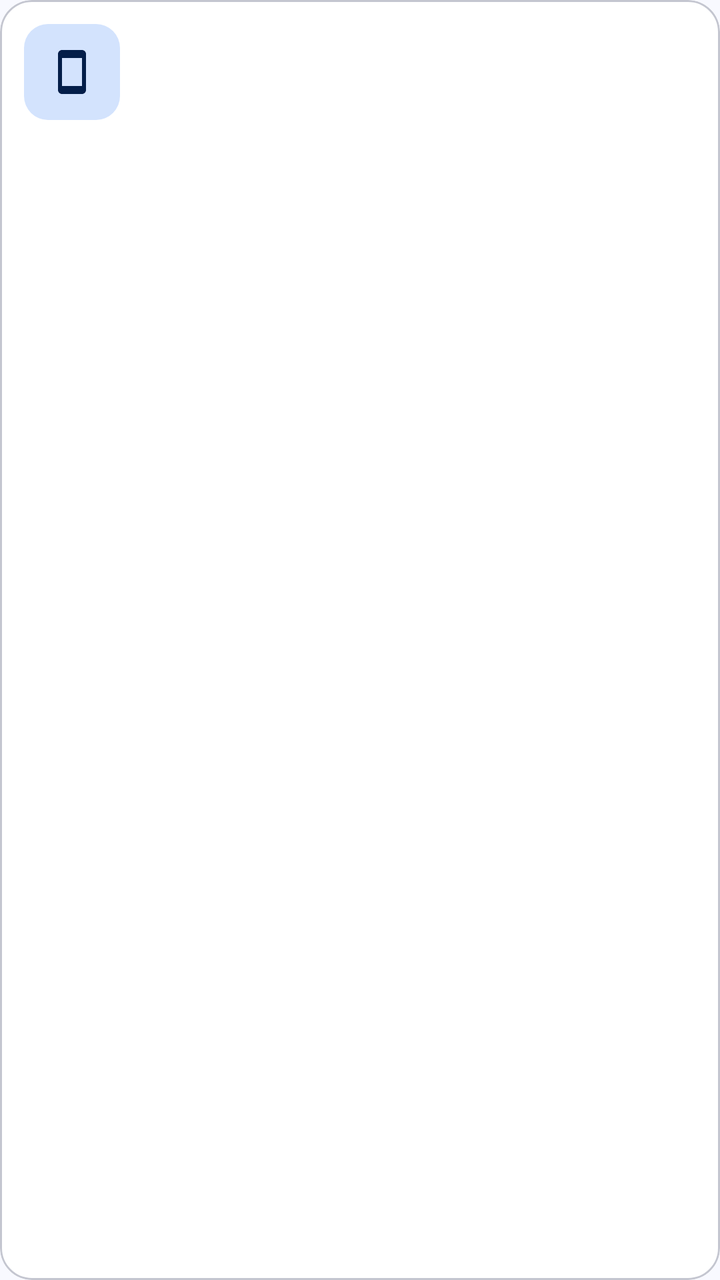
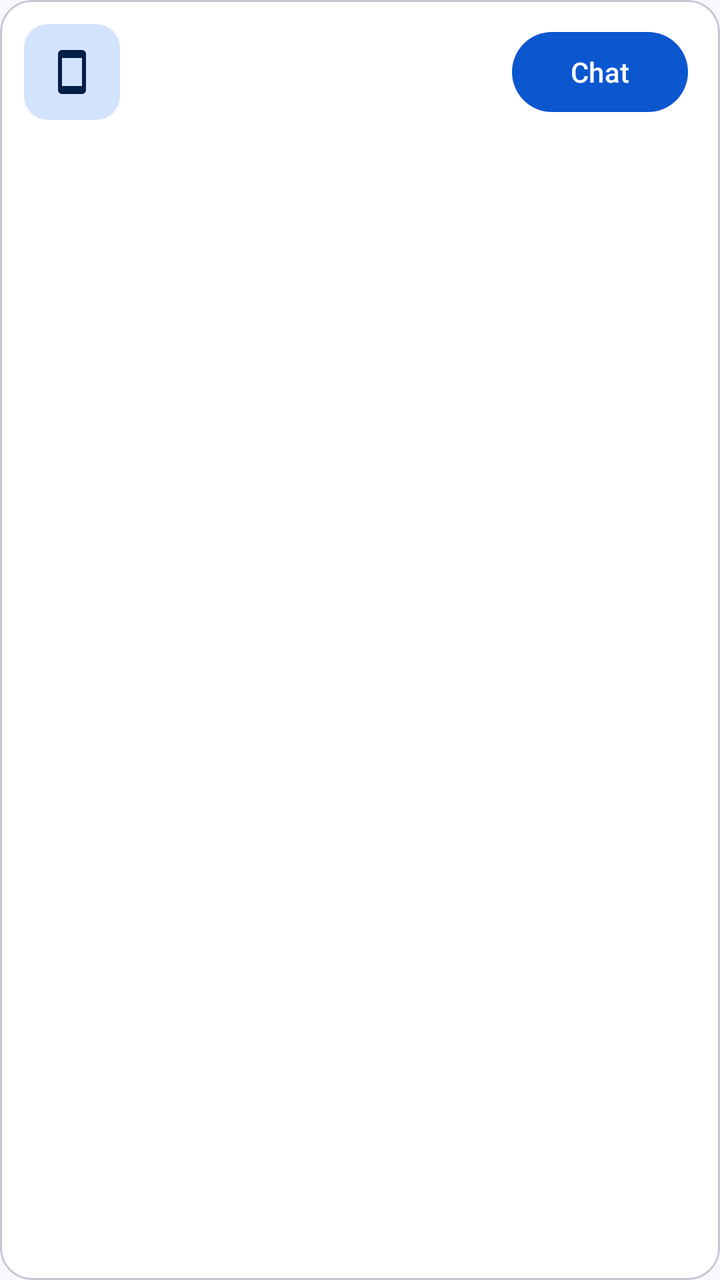

The first picture is an Android layout as it rendered before a commit; the second is the same layout after the commit. The layout source and the unified diff follow.
<!-- AndroidManifest.xml: application theme Theme.BlueNet -->
<!-- res/layout/item_mesh_peer.xml -->
<?xml version="1.0" encoding="utf-8"?>
<com.google.android.material.card.MaterialCardView xmlns:android="http://schemas.android.com/apk/res/android"
    xmlns:app="http://schemas.android.com/apk/res-auto"
    android:id="@+id/cardPeer"
    android:layout_width="match_parent"
    android:layout_height="wrap_content"
    android:layout_marginHorizontal="16dp"
    android:layout_marginVertical="6dp"
    app:cardCornerRadius="16dp"
    app:strokeWidth="1dp"
    style="?attr/materialCardViewOutlinedStyle">

    <LinearLayout
        android:layout_width="match_parent"
        android:layout_height="wrap_content"
        android:orientation="horizontal"
        android:padding="12dp"
        android:gravity="center_vertical">

        <ImageView
            android:id="@+id/ivPeerIcon"
            android:layout_width="48dp"
            android:layout_height="48dp"
            android:background="@drawable/bg_status_chip"
            android:backgroundTint="?attr/colorPrimaryContainer"
            android:padding="12dp"
            android:src="@drawable/ic_bluetooth_client"
            app:tint="?attr/colorOnPrimaryContainer" />

        <LinearLayout
            android:layout_width="0dp"
            android:layout_height="wrap_content"
            android:layout_weight="1"
            android:orientation="vertical"
            android:layout_marginStart="12dp"
            android:layout_marginEnd="12dp">

            <TextView
                android:id="@+id/tvPeerName"
                android:layout_width="wrap_content"
                android:layout_height="wrap_content"
                android:textAppearance="?attr/textAppearanceTitleMedium"
                android:textStyle="bold" />

            <TextView
                android:id="@+id/tvPeerInfo"
                android:layout_width="wrap_content"
                android:layout_height="wrap_content"
                android:textAppearance="?attr/textAppearanceBodySmall"
                android:textColor="?attr/colorOnSurfaceVariant"
                android:layout_marginTop="2dp" />

            <com.google.android.material.chip.Chip
                android:id="@+id/chipSharing"
                android:layout_width="wrap_content"
                android:layout_height="wrap_content"
                android:text="@string/chip_sharing"
                android:visibility="gone"
                android:layout_marginTop="4dp"
                app:chipMinHeight="24dp"
                android:textAppearance="?attr/textAppearanceLabelSmall"
                app:chipBackgroundColor="?attr/colorPrimaryContainer"
                android:textColor="?attr/colorPrimary" />
        </LinearLayout>

        <com.google.android.material.button.MaterialButton
            android:id="@+id/btnConnectPeer"
            style="?attr/materialButtonOutlinedStyle"
            android:layout_width="wrap_content"
            android:layout_height="wrap_content"
            android:text="@string/btn_connect"
            android:visibility="gone" />

    </LinearLayout>
</com.google.android.material.card.MaterialCardView>
<!-- resources referenced by this layout -->
<resources>
  <!-- drawable bg_status_chip (drawable) -->
  <?xml version="1.0" encoding="utf-8"?>
  <shape xmlns:android="http://schemas.android.com/apk/res/android"
      android:shape="rectangle">
      <corners android:radius="12dp" />
      <solid android:color="?attr/colorSurfaceVariant" />
  </shape>
  <!-- drawable ic_bluetooth_client (drawable) -->
  <vector xmlns:android="http://schemas.android.com/apk/res/android"
      android:width="24dp"
      android:height="24dp"
      android:viewportWidth="24"
      android:viewportHeight="24">
    <path
        android:fillColor="#FF000000"
        android:pathData="M17,1.01L7,1c-1.1,0 -2,0.9 -2,2v18c0,1.1 0.9,2 2,2h10c1.1,0 2,-0.9 2,-2V3c0,-1.1 -0.9,-1.99 -2,-1.99zM17,19H7V5h10v14z"/>
  </vector>
  <string name="btn_connect">Connect</string>
  <string name="chip_sharing">Sharing Internet</string>
  <color name="md_theme_light_primary">#0B57D0</color>
  <color name="md_theme_light_onPrimary">#FFFFFF</color>
  <color name="md_theme_light_primaryContainer">#D3E3FD</color>
  <color name="md_theme_light_onPrimaryContainer">#041E49</color>
  <color name="md_theme_light_secondary">#00639B</color>
  <color name="md_theme_light_onSecondary">#FFFFFF</color>
  <color name="md_theme_light_secondaryContainer">#C2E7FF</color>
  <color name="md_theme_light_onSecondaryContainer">#001D33</color>
  <color name="md_theme_light_tertiary">#146C2E</color>
  <color name="md_theme_light_onTertiary">#FFFFFF</color>
  <color name="md_theme_light_tertiaryContainer">#C4EDD0</color>
  <color name="md_theme_light_onTertiaryContainer">#00210B</color>
  <color name="md_theme_light_error">#BA1A1A</color>
  <color name="md_theme_light_errorContainer">#FFDAD6</color>
  <color name="md_theme_light_onError">#FFFFFF</color>
  <color name="md_theme_light_onErrorContainer">#410002</color>
  <color name="md_theme_light_background">#F8F9FF</color>
  <color name="md_theme_light_onBackground">#191C1E</color>
  <color name="md_theme_light_surface">#FFFFFF</color>
  <color name="md_theme_light_onSurface">#191C1E</color>
  <color name="md_theme_light_surfaceVariant">#F1F3F9</color>
  <color name="md_theme_light_onSurfaceVariant">#44474E</color>
  <color name="md_theme_light_outline">#74777F</color>
  <color name="md_theme_light_outlineVariant">#C4C6D0</color>
</resources>

<!-- the commit's change to res/layout/item_mesh_peer.xml (unified diff, before → after) -->
@@ -64,6 +64,14 @@
         </LinearLayout>
 
         <com.google.android.material.button.MaterialButton
+            android:id="@+id/btnChatPeer"
+            style="?attr/materialButtonText"
+            android:layout_width="wrap_content"
+            android:layout_height="wrap_content"
+            android:layout_marginEnd="4dp"
+            android:text="Chat" />
+
+        <com.google.android.material.button.MaterialButton
             android:id="@+id/btnConnectPeer"
             style="?attr/materialButtonOutlinedStyle"
             android:layout_width="wrap_content"
